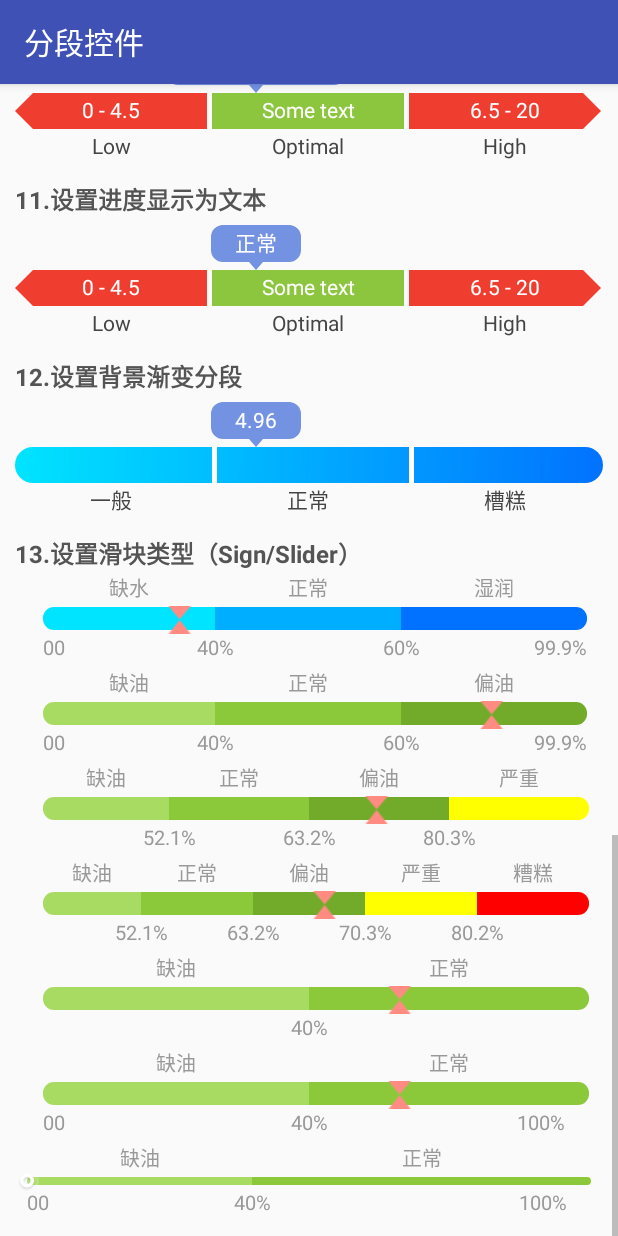
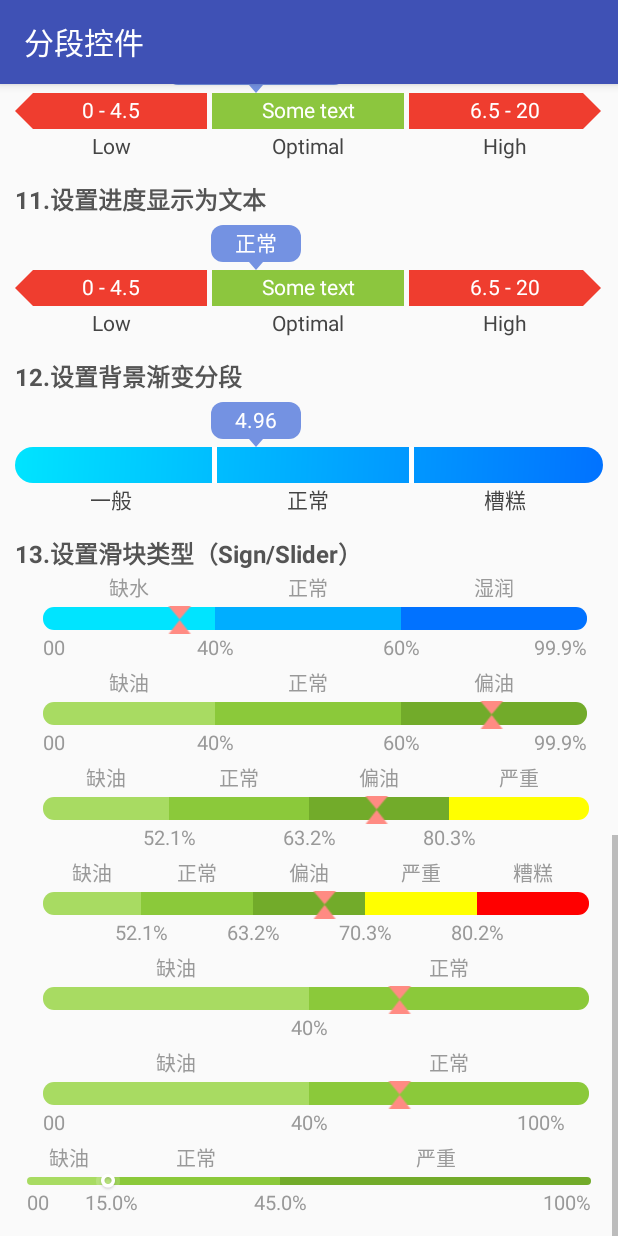
Before and after one commit to zhou-you/EasySegmentedBarView, an Android app: the screen it shows after launch (MainActivity), scrolled down 1436 dp, on a phone screen of 412 x 824 dp. Run offline under Robolectric (Android 15) with nearby library versions, the phone set to English and light mode, and no system bars.

Commit message:
修改了测试demo

```diff
--- a/app/build.gradle
+++ b/app/build.gradle
@@ -33,8 +33,9 @@ dependencies {
     androidTestCompile('com.android.support.test.espresso:espresso-core:2.2.2', {
         exclude group: 'com.android.support', module: 'support-annotations'
     })
+    //compile 'com.android.support.constraint:constraint-layout:1.0.2'
+    compile project(':segmentedbar')
     compile 'com.android.support:appcompat-v7:23.0.1'
-    //compile 'com.android.support.constraint:constraint-layout:1.0.2'
+    compile 'com.android.support.constraint:constraint-layout:1.0.2'
     testCompile 'junit:junit:4.12'
-    compile project(':segmentedbar')
 }
--- a/app/src/main/AndroidManifest.xml
+++ b/app/src/main/AndroidManifest.xml
@@ -9,7 +9,7 @@
         android:supportsRtl="true"
         android:theme="@style/AppTheme">
         <activity
-            android:name="com.zhouyou.view.segmentedbar.demo.MainActivity"
+            android:name=".MainActivity"
             android:configChanges="keyboardHidden|orientation"
             android:launchMode="singleTask"
             android:screenOrientation="portrait">
@@ -19,6 +19,8 @@
                 <category android:name="android.intent.category.LAUNCHER"/>
             </intent-filter>
         </activity>
+        <activity android:name=".TestActivity">
+        </activity>
     </application>
 
 </manifest>
--- a/app/src/main/java/com/zhouyou/view/segmentedbar/demo/MainActivity.java
+++ b/app/src/main/java/com/zhouyou/view/segmentedbar/demo/MainActivity.java
@@ -20,6 +20,7 @@ package com.zhouyou.view.segmentedbar.demo;
 import android.graphics.Color;
 import android.os.Bundle;
 import android.support.v7.app.AppCompatActivity;
+import android.view.View;
 import android.widget.LinearLayout;
 
 import com.zhouyou.view.segmentedbar.Segment;
@@ -486,16 +487,26 @@ public class MainActivity extends AppCompatActivity {
     //设置滑块类型
     private void createBarViewWithOilSliderType6() {
         final SegmentedBarView barView = (SegmentedBarView) findViewById(R.id.slider_type_bar_view_thumb);
-        int colors[] = new int[]{Color.parseColor("#a8db62"), Color.parseColor("#8bc93a")};
+        int colors[] = new int[]{Color.parseColor("#a8db62"), Color.parseColor("#8bc93a"),Color.parseColor("#72ab2a")};
         ArrayList<Segment> segments = new ArrayList<>();
-        Segment segment1 = new Segment(0.0f, 40.0f, "", colors[0]).setDescriptionText("00").setTopDescriptionText("缺油");
+        Segment segment1 = new Segment(0.0f, 15.0f, "", colors[0]).setDescriptionText("00").setTopDescriptionText("缺油");
         segments.add(segment1);
         //中间显示用40%&60%  “&” 分割
-        Segment segment2 = new Segment(40.0f, 100.0f, "", colors[1]).setDescriptionText("40%&100%").setTopDescriptionText("正常");
+        Segment segment2 = new Segment(15.0f, 45.0f, "", colors[1]).setDescriptionText("15.0%&45.0%").setTopDescriptionText("正常");
         segments.add(segment2);
+        Segment segment3 = new Segment(45.0f, 100.0f, "", colors[2]).setDescriptionText("100%").setTopDescriptionText("严重");
+        segments.add(segment3);
         barView.setShowDescriptionText(true);
-        barView.setValue(0.0f);
+        barView.setValue(14.5f);
         barView.setSegments(segments);
+
+        barView.setOnClickListener(new View.OnClickListener() {
+            @Override
+            public void onClick(View v) {
+                //Intent intent = new Intent(MainActivity.this, TestActivity.class);
+                //startActivity(intent);
+            }
+        });
     }
 
 }
```
Also changed, not shown: app/src/main/java/com/zhouyou/view/segmentedbar/demo/TestActivity.java (added, +53 -0 lines), app/src/main/res/layout/activity_test.xml (added, +29 -0 lines), 1 other file.
